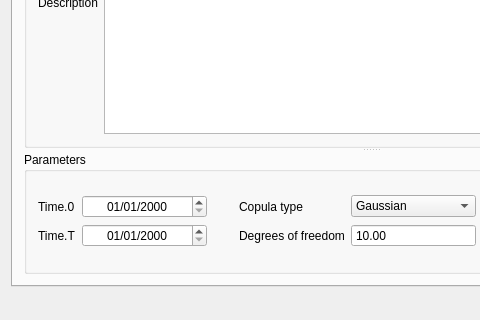
Above: src/gui/MainWindow.ui from torrentg/ccruncher before the change; both pictures show x 0 to 480 and y 271 to 591 of the 742 by 591 pixel window. Below: the same form after it.
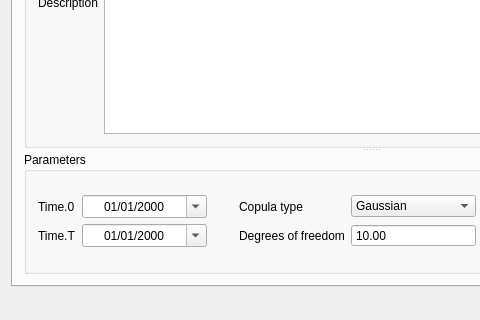
That is the form after the change. The open tabs and pages were chosen to show the change.

What changed in the file:
```diff
--- a/src/gui/MainWindow.ui
+++ b/src/gui/MainWindow.ui
@@ -98,7 +98,7 @@
                  <string>dd/MM/yyyy</string>
                 </property>
                 <property name="calendarPopup">
-                 <bool>false</bool>
+                 <bool>true</bool>
                 </property>
                </widget>
               </item>
@@ -182,7 +182,7 @@
                  <string>dd/MM/yyyy</string>
                 </property>
                 <property name="calendarPopup">
-                 <bool>false</bool>
+                 <bool>true</bool>
                 </property>
                </widget>
               </item>
```
Left out of the diff: 28 changed lines with no effect on the pictures.
